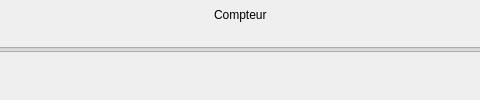
Before: the Qt Designer form ui_changementviewer.ui in kevinaubert/ChangementViewer, drawn with Qt 5; both pictures show x 250 to 730 and y 0 to 100 of the 960 by 100 pixel window.
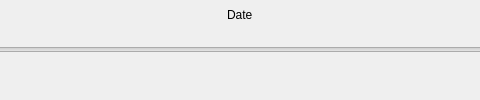
After: the same form once the commit is applied. Icons and pictures are not drawn.

Commit message: Time slider

What changed in the file:
```diff
--- a/ui_changementviewer.ui
+++ b/ui_changementviewer.ui
@@ -234,7 +234,10 @@
      <item>
       <widget class="QLabel" name="label">
        <property name="text">
-        <string>Compteur</string>
+        <string>Date</string>
+       </property>
+       <property name="textFormat">
+        <enum>Qt::AutoText</enum>
        </property>
        <property name="scaledContents">
         <bool>false</bool>
```
Left out of the diff: 25 changed lines with no effect on the pictures. The commit also changes 5 other files.
